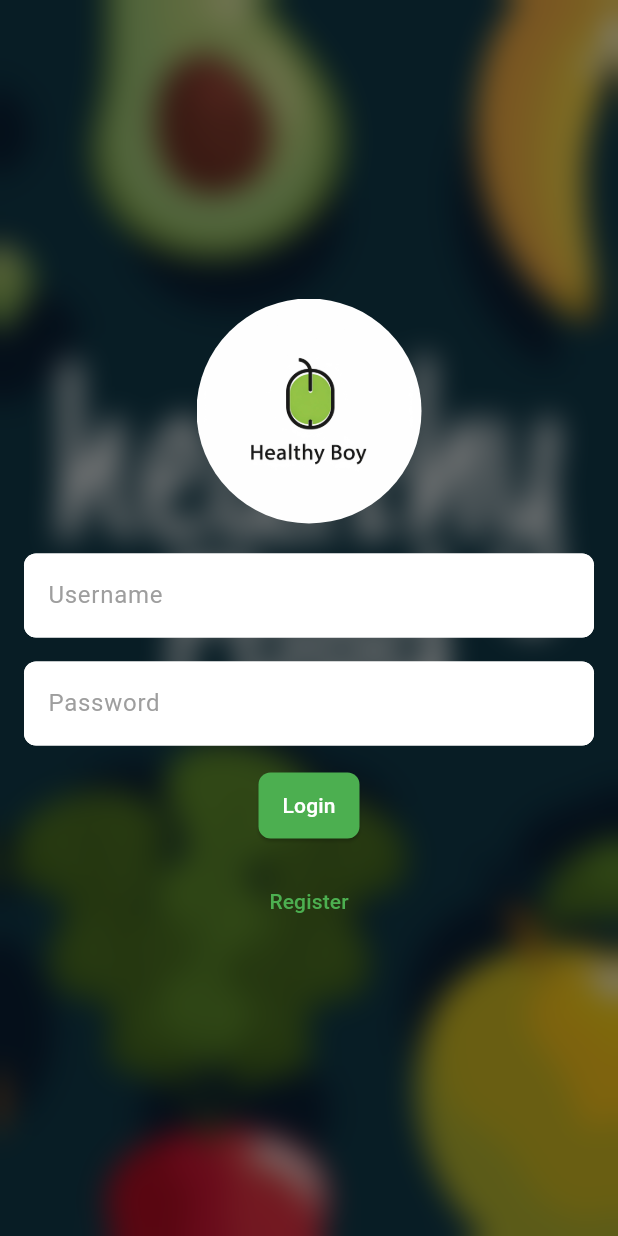
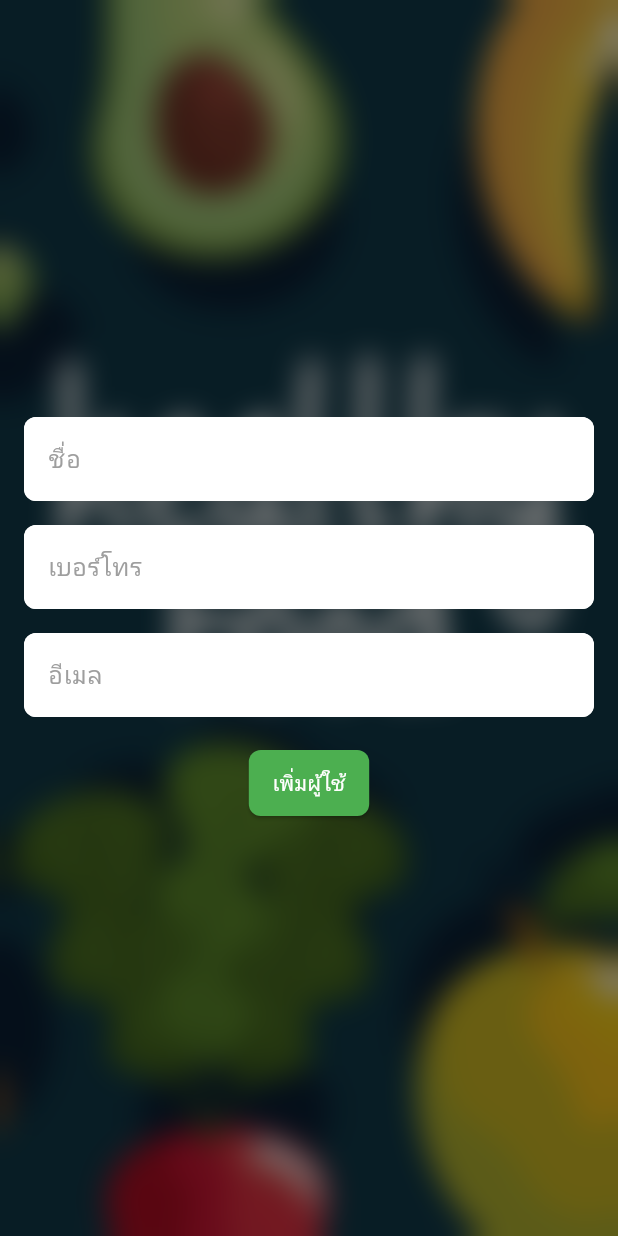
Before and after one commit to phichettong/newapp2, a Flutter app: the screen it shows after launch, after a tap on "Register", on a phone screen of 412 x 824 dp. Run offline on Flutter 3.47's test engine with Material 3 defaults, Android fonts, the phone set to English and light mode, and no system bars; our stand-ins replace cloud_firestore, firebase_core, geocoding, google_maps_flutter, shared_preferences; accounts and stored records are empty.

Commit message:
first commit

```diff
--- /dev/null
+++ b/lib/add_page.dart
@@ -0,0 +1,122 @@
+import 'dart:ui'; // ต้องนำเข้าเพื่อใช้ BackdropFilter
+import 'package:flutter/material.dart';
+import 'package:cloud_firestore/cloud_firestore.dart';
+
+class AddPage extends StatelessWidget {
+  const AddPage({super.key});
+
+  @override
+  Widget build(BuildContext context) {
+    final TextEditingController nameController = TextEditingController();
+    final TextEditingController phoneController = TextEditingController();
+    final TextEditingController emailController = TextEditingController();
+
+    void _addUser() async {
+      // ตรวจสอบว่าฟิลด์ไม่ว่าง
+      if (nameController.text.isNotEmpty &&
+          phoneController.text.isNotEmpty &&
+          emailController.text.isNotEmpty) {
+
+        // เพิ่มข้อมูลผู้ใช้ไปยัง Firestore
+        await FirebaseFirestore.instance.collection('users').add({
+          'ชื่อ': nameController.text,
+          'เบอร์โทร': phoneController.text,
+          'อีเมล': emailController.text,
+        });
+
+        // เคลียร์ข้อมูลในฟิลด์
+        nameController.clear();
+        phoneController.clear();
+        emailController.clear();
+
+        // แสดง SnackBar ยืนยัน
+        ScaffoldMessenger.of(context).showSnackBar(
+          SnackBar(content: Text('เพิ่มผู้ใช้เรียบร้อย')),
+        );
+
+        // ปิดหน้าต่าง
+        Navigator.pop(context);
+      } else {
+        // แสดง SnackBar ถ้าฟิลด์มีข้อมูลไม่ครบ
+        ScaffoldMessenger.of(context).showSnackBar(
+          SnackBar(content: Text('กรุณากรอกข้อมูลให้ครบถ้วน')),
+        );
+      }
+    }
+
+    return Scaffold(
+      body: Stack(
+        children: [
+          Container(
+            decoration: BoxDecoration(
+              image: DecorationImage(
+                image: AssetImage('assets/background.jpg'), // ใส่ path ของภาพที่นี่
+                fit: BoxFit.cover, // ปรับภาพให้เต็มพื้นที่
+              ),
+            ),
+          ),
+          BackdropFilter(
+            filter: ImageFilter.blur(sigmaX: 10.0, sigmaY: 10.0), // เบลอพื้นหลัง
+            child: Container(
+              color: Colors.black.withOpacity(0.5), // ทำให้มืดลง
+            ),
+          ),
+          Center(
+            child: Padding(
+              padding: const EdgeInsets.all(16.0),
+              child: Column(
+                mainAxisAlignment: MainAxisAlignment.center,
+                children: [
+                  // ฟิลด์กรอกชื่อ
+                  _buildTextField(controller: nameController, label: 'ชื่อ'),
+                  SizedBox(height: 16.0),
+                  // ฟิลด์กรอกเบอร์โทร
+                  _buildTextField(controller: phoneController, label: 'เบอร์โทร', keyboardType: TextInputType.phone),
+                  SizedBox(height: 16.0),
+                  // ฟิลด์กรอกอีเมล
+                  _buildTextField(controller: emailController, label: 'อีเมล', keyboardType: TextInputType.emailAddress),
+                  SizedBox(height: 20.0),
+                  ElevatedButton(
+                    style: ElevatedButton.styleFrom(
+                      foregroundColor: Colors.white,
+                      backgroundColor: Colors.green, // สีพื้นหลังของปุ่ม
+                      padding: EdgeInsets.symmetric(horizontal: 16.0, vertical: 12.0), // ขนาดปุ่ม
+                      shape: RoundedRectangleBorder(
+                        borderRadius: BorderRadius.circular(8.0), // มุมโค้งของปุ่ม
+                      ),
+                    ),
+                    onPressed: _addUser,
+                    child: Text('เพิ่มผู้ใช้'),
+                  ),
+                ],
+              ),
+            ),
+          ),
+        ],
+      ),
+    );
+  }
+
+  Widget _buildTextField({required TextEditingController controller, required String label, TextInputType? keyboardType}) {
+    return Container(
+      decoration: BoxDecoration(
+        color: Colors.white,
+        borderRadius: BorderRadius.circular(8.0), // มุมโค้ง
+      ),
+      child: TextField(
+        controller: controller,
+        keyboardType: keyboardType,
+        decoration: InputDecoration(
+          labelText: label,
+          labelStyle: TextStyle(color: Colors.grey), // สีข้อความ
+          border: OutlineInputBorder(
+            borderRadius: BorderRadius.circular(8.0), // มุมโค้ง
+            borderSide: BorderSide.none, // ซ่อนกรอบ
+          ),
+          filled: true,
+          fillColor: Colors.white, // สีพื้นหลังของ TextField
+        ),
+      ),
+    );
+  }
+}
--- a/lib/home.dart
+++ b/lib/home.dart
@@ -76,7 +76,7 @@ class _HomeScreenState extends State<HomeScreen> {
                       name: userName,
                       email: userEmail,
                       address: userAddress,
-                      phone: userPhone, // เพิ่มหมายเลขโทรศัพท์ไปยังหน้าแก้ไข
+                      phone: userPhone, userId: '', // เพิ่มหมายเลขโทรศัพท์ไปยังหน้าแก้ไข
                     ),
                   ),
                 );
--- a/lib/login.dart
+++ b/lib/login.dart
@@ -1,11 +1,66 @@
 import 'dart:ui'; // ต้องนำเข้าเพื่อใช้ BackdropFilter
 import 'package:flutter/material.dart';
+import 'package:cloud_firestore/cloud_firestore.dart';
+import 'package:newapp/add_page.dart';
 import 'package:newapp/home.dart';
-import 'home.dart'; // นำเข้า HomeScreen
 
 class LoginScreen extends StatelessWidget {
-  final TextEditingController usernameController = TextEditingController();
-  final TextEditingController passwordController = TextEditingController();
+  final TextEditingController emailController = TextEditingController();
+  final TextEditingController phoneController = TextEditingController();
+
+  Future<void> _login(BuildContext context) async {
+    final String email = emailController.text.trim();
+    final String phone = phoneController.text.trim();
+
+    if (email.isEmpty || phone.isEmpty) {
+      ScaffoldMessenger.of(context).showSnackBar(
+        SnackBar(
+          content: Text('Please enter email and phone number'),
+          backgroundColor: Colors.red,
+        ),
+      );
+      return;
+    }
+
+    try {
+      // ตรวจสอบใน Firestore
+      final QuerySnapshot result = await FirebaseFirestore.instance
+          .collection('users')
+          .where('อีเมล', isEqualTo: email)
+          .where('เบอร์โทร', isEqualTo: phone)
+          .get();
+
+      if (result.docs.isNotEmpty) {
+        // หากพบผู้ใช้
+        ScaffoldMessenger.of(context).showSnackBar(
+          SnackBar(
+            content: Text('Login successful!'),
+            backgroundColor: Colors.green,
+          ),
+        );
+        Navigator.pushReplacement(
+          context,
+          MaterialPageRoute(builder: (context) => HomeScreen()),
+        );
+      } else {
+        // หากไม่พบผู้ใช้
+        ScaffoldMessenger.of(context).showSnackBar(
+          SnackBar(
+            content: Text('Invalid email or phone number'),
+            backgroundColor: Colors.red,
+          ),
+        );
+      }
+    } catch (e) {
+      // จัดการข้อผิดพลาดการเชื่อมต่อ Firestore
+      ScaffoldMessenger.of(context).showSnackBar(
+        SnackBar(
+          content: Text('Error: ${e.toString()}'),
+          backgroundColor: Colors.red,
+        ),
+      );
+    }
+  }
 
   @override
   Widget build(BuildContext context) {
@@ -42,16 +97,16 @@ class LoginScreen extends StatelessWidget {
                     ),
                   ),
                   SizedBox(height: 20.0), // เพิ่มระยะห่างใต้โลโก้
-                  // ฟิลด์กรอกชื่อผู้ใช้
+                  // ฟิลด์กรอกอีเมล
                   Container(
                     decoration: BoxDecoration(
                       color: Colors.white, // สีพื้นหลัง
                       borderRadius: BorderRadius.circular(8.0), // มุมโค้ง
                     ),
                     child: TextField(
-                      controller: usernameController,
+                      controller: emailController,
                       decoration: InputDecoration(
-                        labelText: 'Username',
+                        labelText: 'Email',
                         labelStyle: TextStyle(color: Colors.grey), // สีข้อความ
                         border: OutlineInputBorder(
                           borderRadius: BorderRadius.circular(8.0), // มุมโค้ง
@@ -63,17 +118,17 @@ class LoginScreen extends StatelessWidget {
                     ),
                   ),
                   SizedBox(height: 16.0),
-                  // ฟิลด์กรอกรหัสผ่าน
+                  // ฟิลด์กรอกเบอร์โทร
                   Container(
                     decoration: BoxDecoration(
                       color: Colors.white, // สีพื้นหลัง
                       borderRadius: BorderRadius.circular(8.0), // มุมโค้ง
                     ),
                     child: TextField(
-                      controller: passwordController,
-                      obscureText: true,
+                      controller: phoneController,
+                      obscureText: true, // ทำให้แสดงเป็นดอกจัน
                       decoration: InputDecoration(
-                        labelText: 'Password',
+                        labelText: 'Phone Number ',
                         labelStyle: TextStyle(color: Colors.grey), // สีข้อความ
                         border: OutlineInputBorder(
                           borderRadius: BorderRadius.circular(8.0), // มุมโค้ง
@@ -94,29 +149,17 @@ class LoginScreen extends StatelessWidget {
                         borderRadius: BorderRadius.circular(8.0), // มุมโค้งของปุ่ม
                       ),
                     ),
-                    onPressed: () {
-                      // ตรวจสอบว่ารหัสผ่านไม่ว่างเปล่า
-                      if (usernameController.text.isEmpty || passwordController.text.isEmpty) {
-                        ScaffoldMessenger.of(context).showSnackBar(
-                          SnackBar(
-                            content: Text('Please enter username and password'),
-                            backgroundColor: Colors.red,
-                          ),
-                        );
-                      } else {
-                        // นำไปสู่หน้า Home
-                        Navigator.push(
-                          context,
-                          MaterialPageRoute(builder: (context) => HomeScreen()),
-                        );
-                      }
-                    },
+                    onPressed: () => _login(context),
                     child: Text('Login'),
                   ),
                   SizedBox(height: 16.0),
                   TextButton(
                     onPressed: () {
-                      // Implement register logic here
+                      // นำไปสู่หน้า Register
+                      Navigator.push(
+                        context,
+                        MaterialPageRoute(builder: (context) => AddPage()),
+                      );
                     },
                     child: Text(
                       'Register',
--- a/lib/main.dart
+++ b/lib/main.dart
@@ -1,7 +1,14 @@
 import 'package:flutter/material.dart';
+import 'package:firebase_core/firebase_core.dart';
 import 'login.dart'; // นำเข้า login_page.dart
 
-void main() {
+void main() async {
+  // Ensure that widget binding is initialized
+  WidgetsFlutterBinding.ensureInitialized();
+
+  // Initialize Firebase
+  await Firebase.initializeApp();
+
   runApp(MyApp());
 }
 
@@ -9,12 +16,11 @@ class MyApp extends StatelessWidget {
   @override
   Widget build(BuildContext context) {
     return MaterialApp(
-      title: 'Login App',
+      title: 'My Flutter App',
       theme: ThemeData(
         primarySwatch: Colors.blue,
       ),
-      home: LoginScreen(), // เรียกใช้งานหน้าล็อกอินจาก login_page.dart
-      debugShowCheckedModeBanner: false, // ซ่อน debug banner
+      home: LoginScreen(), // เปลี่ยนเป็นหน้าที่คุณต้องการแสดง
     );
   }
 }
--- a/lib/menu.dart
+++ b/lib/menu.dart
@@ -1,6 +1,5 @@
 import 'package:flutter/material.dart';
 import 'package:newapp/datamenu.dart';
-import 'datamenu.dart'; // นำเข้า DataMenuScreen
 
 class MenuScreen extends StatefulWidget {
   @override
@@ -13,21 +12,25 @@ class _MenuScreenState extends State<MenuScreen> {
       'name': 'ข้าวผัดไข่ ซาบะย่าง และผักสลัด',
       'image': 'assets/menu1.jpg',
       'rating': 4.5,
+      'price': 100, // เพิ่มราคา
     },
     {
       'name': 'ผัดถั่วงอกใส่เต้าหู้',
       'image': 'assets/menu2.jpg',
       'rating': 4.0,
+      'price': 69, // เพิ่มราคา
     },
     {
       'name': 'สลัดอกไก่โรยงา กินคู่กับน้ำสลัดญี่ปุ่น',
       'image': 'assets/menu3.jpg',
       'rating': 5.0,
+      'price': 89, // เพิ่มราคา
     },
     {
       'name': 'อกไก่ลวกกับผักต่างๆ กินคู่กับน้ำจิ้มสุกี้',
       'image': 'assets/menu4.jpg',
       'rating': 4.8,
+      'price': 89, // เพิ่มราคา
     },
   ];
 
@@ -147,6 +150,11 @@ class _MenuScreenState extends State<MenuScreen> {
                       Icon(Icons.motorcycle, size: 16, color: Colors.grey),
                     ],
                   ),
+                  SizedBox(height: 4.0), // ระยะห่าง
+                  Text(
+                    'ราคา: ${item['price']} บาท', // แสดงราคา
+                    style: TextStyle(fontSize: 16, fontWeight: FontWeight.bold),
+                  ),
                 ],
               ),
             ),
@@ -155,4 +163,4 @@ class _MenuScreenState extends State<MenuScreen> {
       ),
     );
   }
-}
+  }
--- /dev/null
+++ b/lib/pages/update_page.dart
@@ -0,0 +1 @@
+// TODO Implement this library.
--- a/pubspec.yaml
+++ b/pubspec.yaml
@@ -36,6 +36,11 @@ dependencies:
   # The following adds the Cupertino Icons font to your application.
   # Use with the CupertinoIcons class for iOS style icons.
   cupertino_icons: ^1.0.8
+  cloud_firestore: ^4.17.5
+  firebase_core: ^2.10.0
+  url_launcher: ^6.3.1
+
+
 
 dev_dependencies:
   flutter_test:
```
Also changed, not shown: lib/bakery.dart (+13 -2 lines), lib/datamenu.dart (+32 -17 lines), lib/edit.dart (+43 -16 lines), lib/fruity.dart (+12 -2 lines), pubspec.lock, 9 other files.
